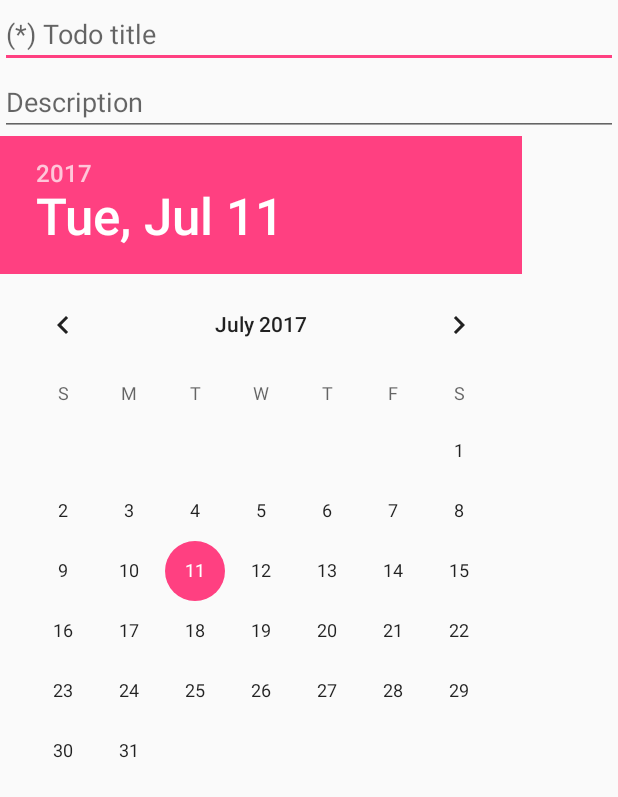
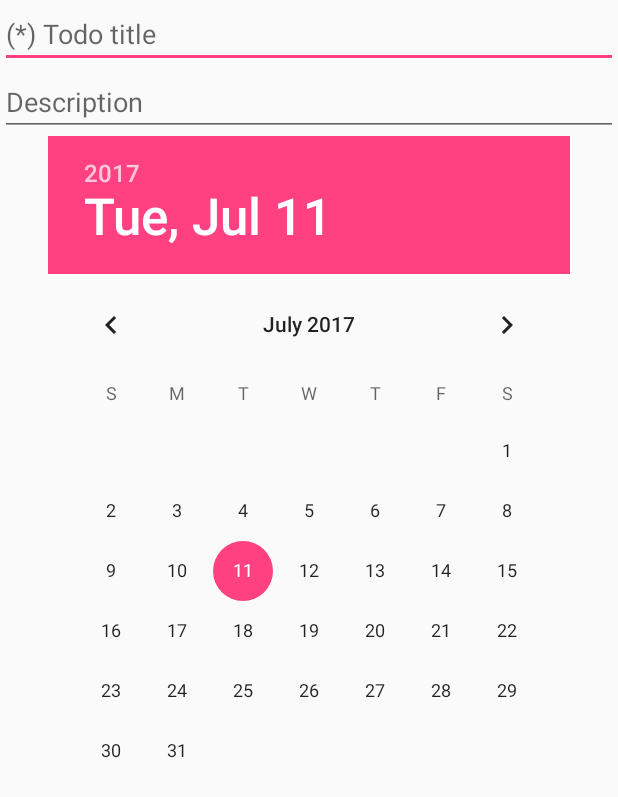
Before and after one commit to Lyukx/QuickTodo, an Android app: the layout create_new_todo.xml on its own in the app's theme, with its tools: preview values and no code run, on a phone screen of 412 x 824 dp. Shown: the top 797 px of the screen. Run offline under Robolectric (Android 15) with nearby library versions, the phone set to English and light mode, and no system bars.

Commit message:
add features: switch views & bug fix

```diff
--- a/app/src/main/res/layout/create_new_todo.xml
+++ b/app/src/main/res/layout/create_new_todo.xml
@@ -1,8 +1,10 @@
 <?xml version="1.0" encoding="utf-8"?>
 <LinearLayout xmlns:android="http://schemas.android.com/apk/res/android"
-    android:orientation="vertical" android:layout_width="match_parent"
+    xmlns:app="http://schemas.android.com/apk/res-auto"
+    android:id="@+id/createDialog"
+    android:layout_width="match_parent"
     android:layout_height="match_parent"
-    android:id="@+id/createDialog">
+    android:orientation="vertical">
 
     <EditText
         android:id="@+id/editTitle"
@@ -20,8 +22,17 @@
         android:hint="Description"
         android:inputType="text" />
 
-    <DatePicker
-        android:id="@+id/datePicker"
+    <RelativeLayout
         android:layout_width="match_parent"
-        android:layout_height="wrap_content" />
+        android:layout_height="match_parent"
+        android:gravity="center_horizontal">
+
+        <DatePicker
+            android:id="@+id/datePicker"
+            android:layout_width="wrap_content"
+            android:layout_height="wrap_content"
+            android:layout_centerHorizontal="true"
+            android:visibility="visible" />
+    </RelativeLayout>
+
 </LinearLayout>
--- a/app/src/main/res/menu/activity_main_drawer.xml
+++ b/app/src/main/res/menu/activity_main_drawer.xml
@@ -10,7 +10,7 @@
             android:title="Quick Todo" />
         <item
             android:id="@+id/nav_plan"
-            android:title="Plans" />
+            android:title="Events" />
     </group>
 
     <item android:title="Google Calendar">
```
Also changed, not shown: app/src/main/java/jp/ac/titech/itpro/sdl/powertodo/MainActivity.java (+61 -10 lines), app/src/main/java/jp/ac/titech/itpro/sdl/powertodo/TodoAdapter.java (+21 -1 lines).
